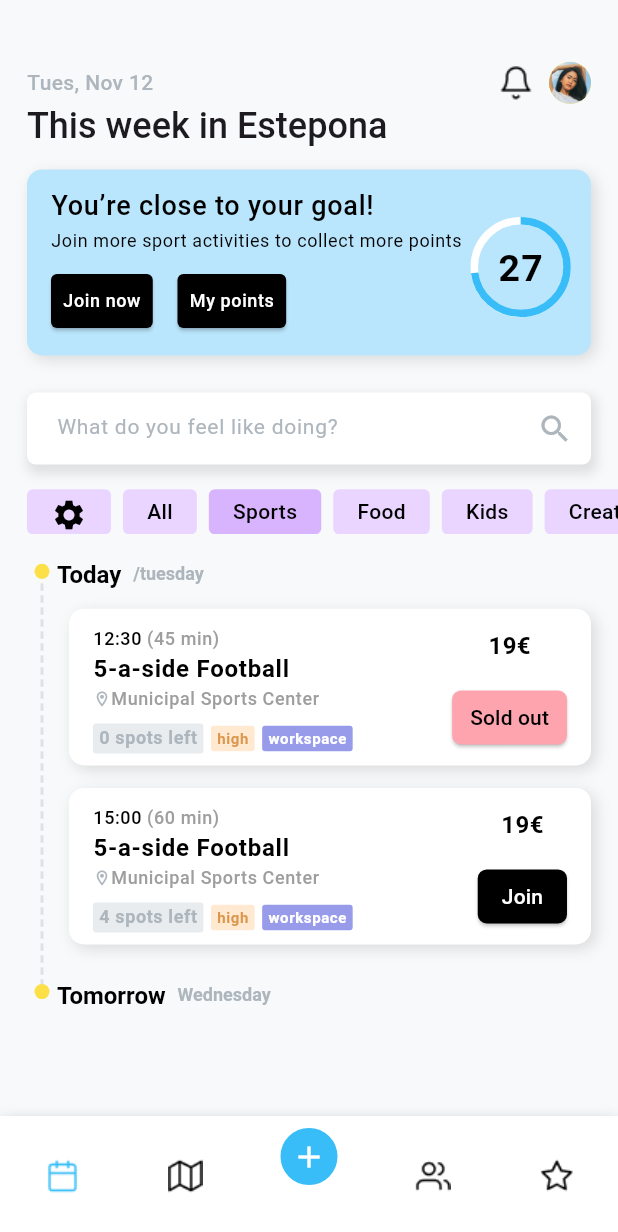
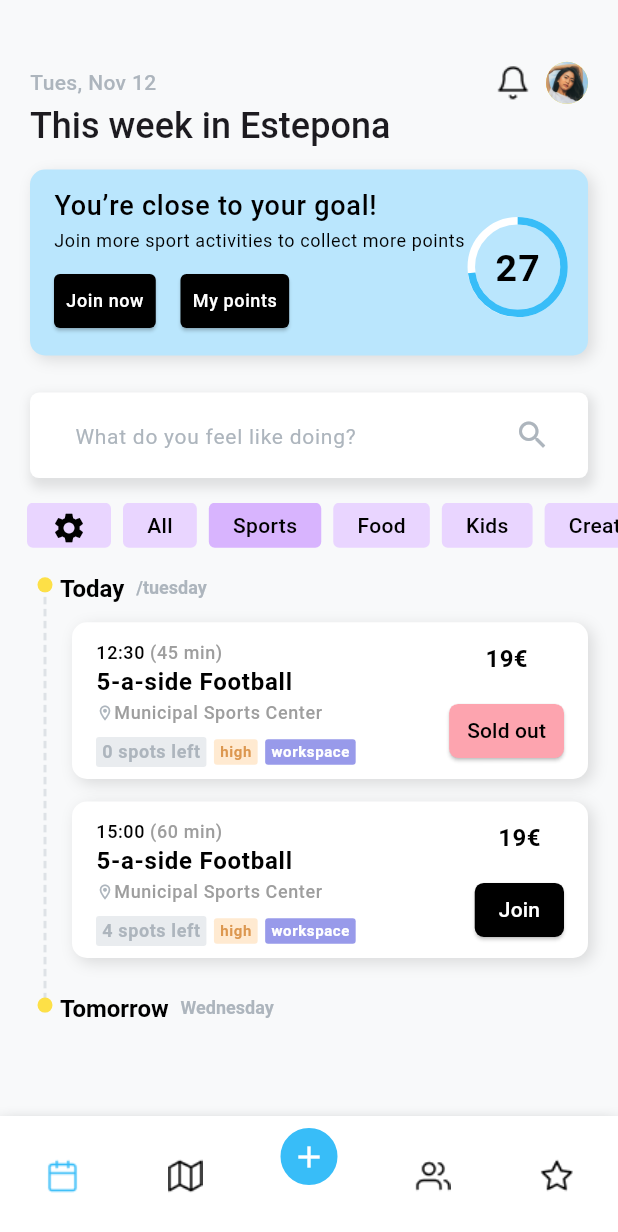
Before and after one commit to LITO-TR/town_square, a Flutter app: the screen it shows after launch, after a tap on "Sports", on a phone screen of 412 x 824 dp. Shown: the top 1232 px of the screen. Run offline on Flutter 3.47's test engine with Material 3 defaults, Android fonts, the phone set to English and light mode, and no system bars; our stand-ins replace flutter_riverpod, go_router, shared_preferences; Roboto replaces fonts that are missing (SFProDisplay).

Commit message:
style: :art: refactored styles

```diff
--- a/lib/presentation/activities/views/activities_view.dart
+++ b/lib/presentation/activities/views/activities_view.dart
@@ -33,18 +33,18 @@ class ActivitiesView extends ConsumerWidget {
                 children: [
                   SizedBox(height: size.height * 0.05),
                   const Padding(
-                    padding: EdgeInsets.symmetric(horizontal: 18.0),
+                    padding: EdgeInsets.symmetric(horizontal: 20.0),
                     child: HeaderActivitiesWidget(),
                   ),
                   if (deviceType == DeviceType.mobile) ...[
                     const Padding(
-                      padding: EdgeInsets.symmetric(horizontal: 18.0),
+                      padding: EdgeInsets.symmetric(horizontal: 20.0),
                       child: CustomCardGoalWidget(),
                     ),
                     SizedBox(height: size.height * 0.03),
                   ],
                   const Padding(
-                    padding: EdgeInsets.symmetric(horizontal: 18.0),
+                    padding: EdgeInsets.symmetric(horizontal: 20.0),
                     child: CustomTextFormFieldWidget(
                       hint: 'What do you feel like doing?',
                       suffixIcon: Icon(
@@ -61,7 +61,7 @@ class ActivitiesView extends ConsumerWidget {
                   ),
                   SizedBox(height: size.height * 0.03),
                   const Padding(
-                    padding: EdgeInsets.symmetric(horizontal: 18.0),
+                    padding: EdgeInsets.symmetric(horizontal: 20.0),
                     child: ActivitiesListWidget(),
                   ),
                 ],
--- a/lib/presentation/activities/widgets/activity_card_widget.dart
+++ b/lib/presentation/activities/widgets/activity_card_widget.dart
@@ -91,12 +91,16 @@ class ActivityCardWidget extends ConsumerWidget {
                             horizontal: 4, vertical: 2),
                         decoration: BoxDecoration(
                           borderRadius: BorderRadius.circular(2),
-                          color: CustomColors.neutral[200],
+                          color: themePv
+                              ? const Color(0xFF6C757D)
+                              : CustomColors.neutral[200],
                         ),
                         child: Text(
                           "${activity.availableSpots} spots left",
                           style: textTheme.bodySmall?.copyWith(
-                              color: CustomColors.neutral,
+                              color: themePv
+                                  ? const Color(0xFFE9ECEF)
+                                  : CustomColors.neutral,
                               fontWeight: FontWeight.w600),
                         ),
                       ),
--- a/lib/presentation/activities/widgets/dashed_line_with_titles_widget.dart
+++ b/lib/presentation/activities/widgets/dashed_line_with_titles_widget.dart
@@ -40,7 +40,8 @@ class DashedLineWithTitlesPainter extends CustomPainter {
   @override
   void paint(Canvas canvas, Size size) {
     final paint = Paint()
-      ..color = CustomColors.neutral[300]!
+      //..color = CustomColors.neutral[300]!
+      ..color = isDark ? const Color(0xFF6C757D) : const Color(0xFFDEE2E6)
       ..strokeWidth = 2
       ..style = PaintingStyle.stroke;
 
--- a/lib/presentation/activities/widgets/event_card_widget.dart
+++ b/lib/presentation/activities/widgets/event_card_widget.dart
@@ -35,6 +35,11 @@ class EventCardWidget extends StatelessWidget {
             ElevatedButton(
                 style: ButtonStyle(
                   backgroundColor: WidgetStateProperty.all<Color>(Colors.white),
+                  shape: WidgetStateProperty.all<RoundedRectangleBorder>(
+                    RoundedRectangleBorder(
+                      borderRadius: BorderRadius.circular(5),
+                    ),
+                  ),
                 ),
                 onPressed: () {},
                 child: const Row(
--- a/lib/presentation/activities/widgets/second_event_card_widget.dart
+++ b/lib/presentation/activities/widgets/second_event_card_widget.dart
@@ -50,6 +50,12 @@ class SecondEventCardWidget extends StatelessWidget {
                             style: ButtonStyle(
                               backgroundColor:
                                   WidgetStateProperty.all<Color>(Colors.white),
+                              shape: WidgetStateProperty.all<
+                                  RoundedRectangleBorder>(
+                                RoundedRectangleBorder(
+                                  borderRadius: BorderRadius.circular(8),
+                                ),
+                              ),
                             ),
                             onPressed: () {},
                             child: const Text(
--- a/lib/presentation/shared/widgets/custom_text_form_field_widget.dart
+++ b/lib/presentation/shared/widgets/custom_text_form_field_widget.dart
@@ -79,12 +79,15 @@ class CustomTextFormFieldWidget extends StatelessWidget {
           keyboardType: keyboardType,
           style: const TextStyle(color: CustomColors.neutral),
           decoration: InputDecoration(
-            suffixIcon: suffixIcon ??
-                Icon(
-                  size: 32,
-                  suffixIconData,
-                  color: const Color(0xFF667085),
-                ),
+            suffixIcon: Padding(
+              padding: const EdgeInsets.only(right: 25.0),
+              child: suffixIcon ??
+                  Icon(
+                    size: 32,
+                    suffixIconData,
+                    color: const Color(0xFFADB5BD),
+                  ),
+            ),
             prefixIcon: prefix,
             floatingLabelStyle: const TextStyle(
                 color: CustomColors.neutral,
@@ -103,12 +106,8 @@ class CustomTextFormFieldWidget extends StatelessWidget {
             errorText: errorMessage,
             focusColor: colors.primary,
             floatingLabelBehavior: FloatingLabelBehavior.never,
-            contentPadding: const EdgeInsets.fromLTRB(
-              20.0,
-              8.0,
-              20.0,
-              8.0,
-            ),
+            contentPadding:
+                const EdgeInsets.only(top: 15, left: 30, bottom: 15),
           ),
         ),
       ),
--- a/lib/presentation/shared/widgets/sidebar_item_widget.dart
+++ b/lib/presentation/shared/widgets/sidebar_item_widget.dart
@@ -17,7 +17,9 @@ class SidebarItemWidget extends StatelessWidget {
   Widget build(BuildContext context) {
     return ListTile(
       leading: Icon(icon, color: Colors.white),
-      title: Text(text, style: const TextStyle(color: Colors.white)),
+      title: Text('   $text',
+          style: const TextStyle(
+              color: Colors.white, fontSize: 20, fontWeight: FontWeight.w500)),
       onTap: onTap,
     );
   }
```
Also changed, not shown: lib/presentation/shared/widgets/sidebar_widget.dart (+38 -47 lines), 1 other file.
